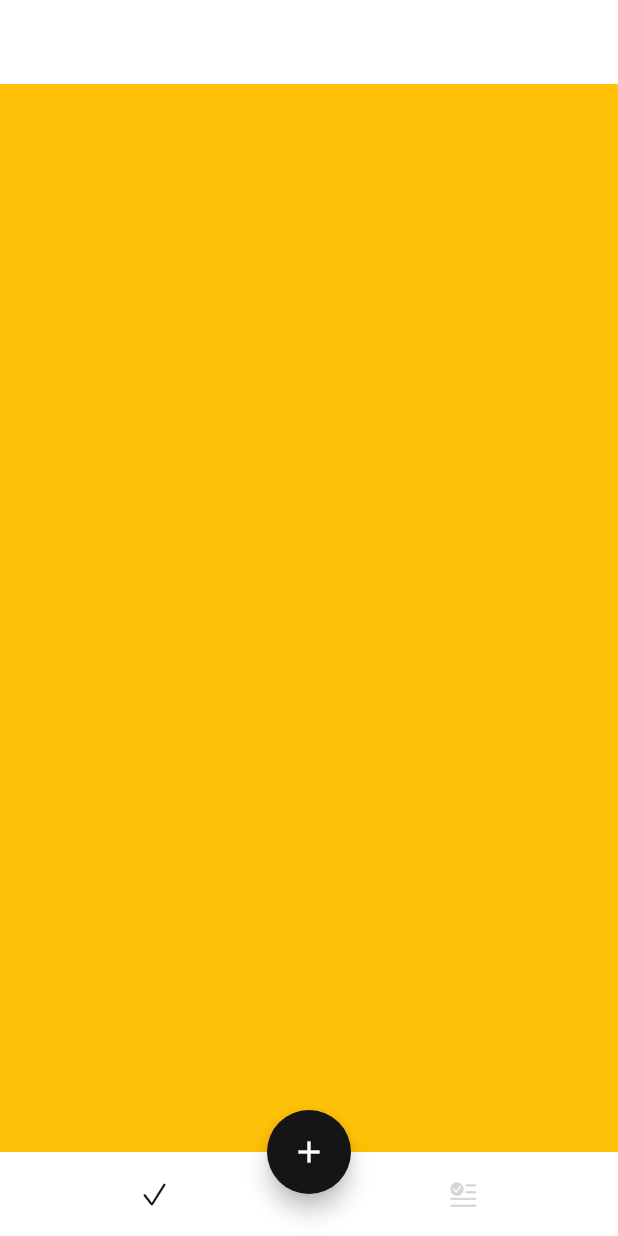
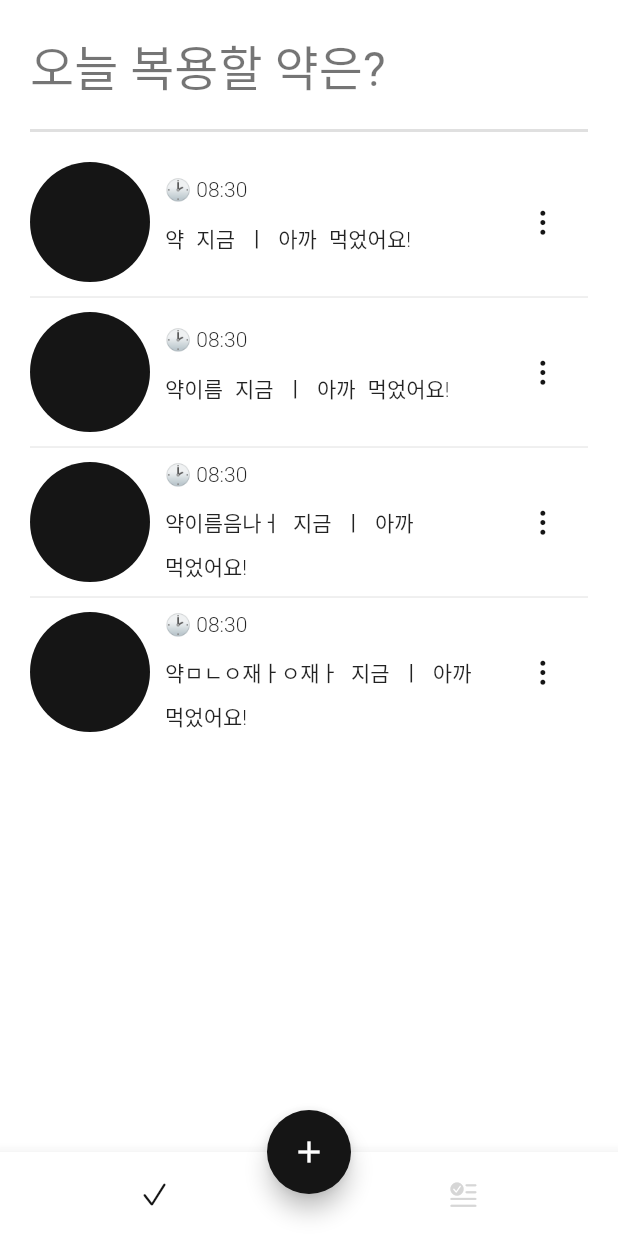
Before and after one commit to wogks/yakmu, a Flutter app: the screen it shows after launch, on a phone screen of 412 x 824 dp. Run offline on Flutter 3.47's test engine with Material 2 defaults, Android fonts, the phone set to English and light mode, and no system bars; our stand-ins replace flutter_local_notifications, flutter_native_timezone, hive, hive_flutter, image_picker, permission_handler and 1 more; accounts and stored records are empty; Roboto replaces fonts that are missing (GmarketSansTTF).

Commit message:
Feat: today page ui 작성

```diff
--- a/lib/domain/model/medicine_model.dart
+++ b/lib/domain/model/medicine_model.dart
@@ -3,7 +3,7 @@ import 'package:hive/hive.dart';
 part 'medicine_model.g.dart';
 
 @HiveType(typeId: 1)
-class MeidicineModel {
+class MeidicineModel extends HiveObject {
   MeidicineModel({
     required this.id,
     required this.name,
--- a/lib/presentation/home_page/home_page.dart
+++ b/lib/presentation/home_page/home_page.dart
@@ -2,6 +2,7 @@ import 'package:alyak/presentation/add_medicine_page/add_medicine_page.dart';
 import 'package:alyak/presentation/history_page/history_page.dart';
 import 'package:alyak/presentation/today_page/today_page.dart';
 import 'package:alyak/util/dory_colors.dart';
+import 'package:alyak/util/dory_constants.dart';
 import 'package:flutter/cupertino.dart';
 import 'package:flutter/material.dart';
 
@@ -15,7 +16,7 @@ class HomePage extends StatefulWidget {
 class _HomePageState extends State<HomePage> {
   int _currentIndex = 0;
   final _pages = [
-    const TodayPage(),
+    TodayPage(),
     const HistoryPage(),
   ];
 
@@ -23,24 +24,21 @@ class _HomePageState extends State<HomePage> {
   Widget build(BuildContext context) {
     return Container(
       color: Colors.white,
-      child: SafeArea(
-        top: false,
-        child: Scaffold(
-          appBar: AppBar(),
-          body: _pages[_currentIndex],
-          floatingActionButton: FloatingActionButton(
-              onPressed: _onAddMedicine, child: const Icon(Icons.add)),
-          floatingActionButtonLocation:
-              FloatingActionButtonLocation.centerDocked,
-          bottomNavigationBar: _buildBottomAppbar(),
+      child: Scaffold(
+        body: Padding(
+          padding: pagePadding,
+          child: SafeArea(child: _pages[_currentIndex]),
         ),
+        floatingActionButton: FloatingActionButton(
+            onPressed: _onAddMedicine, child: const Icon(Icons.add)),
+        floatingActionButtonLocation: FloatingActionButtonLocation.centerDocked,
+        bottomNavigationBar: _buildBottomAppbar(),
       ),
     );
   }
 
   BottomAppBar _buildBottomAppbar() {
     return BottomAppBar(
-      elevation: 0,
       child: Container(
         height: kBottomNavigationBarHeight,
         color: Colors.white,
--- a/lib/presentation/today_page/today_page.dart
+++ b/lib/presentation/today_page/today_page.dart
@@ -1,12 +1,122 @@
+import 'package:alyak/util/dory_constants.dart';
+import 'package:flutter/cupertino.dart';
 import 'package:flutter/material.dart';
 
 class TodayPage extends StatelessWidget {
-  const TodayPage({super.key});
+  TodayPage({super.key});
+  final list = [
+    '약',
+    '약이름',
+    '약이름음나ㅓ',
+    '약ㅁㄴㅇ재ㅏㅇ재ㅏ',
+  ];
 
   @override
   Widget build(BuildContext context) {
-    return Container(
-      color: Colors.amber,
+    return Column(
+      crossAxisAlignment: CrossAxisAlignment.start,
+      children: [
+        Text(
+          '오늘 복용할 약은?',
+          style: Theme.of(context).textTheme.headline4,
+        ),
+        const SizedBox(height: regularSpace),
+        const Divider(height: 1, thickness: 2.0), //리스트부에서 짝 끊어줌
+        Expanded(
+            child: ListView.separated(
+          padding: const EdgeInsets.symmetric(vertical: regularSpace),
+          separatorBuilder: (context, index) {
+            return const Divider(height: regularSpace);
+          },
+          itemCount: list.length,
+          itemBuilder: (context, index) {
+            return MedicineListTile(name: list[index]);
+          },
+        ))
+      ],
     );
   }
 }
+
+class MedicineListTile extends StatelessWidget {
+  const MedicineListTile({
+    Key? key,
+    required this.name,
+  }) : super(key: key);
+
+  final String name;
+
+  @override
+  Widget build(BuildContext context) {
+    final textStyle = Theme.of(context).textTheme.bodyText2;
+    return Row(
+      children: [
+        CupertinoButton(
+          padding: EdgeInsets.zero,
+          onPressed: () {},
+          child: const CircleAvatar(
+            radius: 40,
+          ),
+        ),
+        const SizedBox(
+          width: smallSpace,
+        ),
+        Expanded(
+          child: Column(
+            crossAxisAlignment: CrossAxisAlignment.start,
+            children: [
+              Text('🕑 08:30', style: textStyle),
+              const SizedBox(height: 6),
+              Wrap(
+                crossAxisAlignment: WrapCrossAlignment.center,
+                children: [
+                  Text(name, style: textStyle),
+                  TileActionButton(
+                    onTap: () {},
+                    title: '지금',
+                  ),
+                  Text('ㅣ', style: textStyle),
+                  TileActionButton(
+                    onTap: () {},
+                    title: '아까',
+                  ),
+                  Text('먹었어요!', style: textStyle),
+                ],
+              )
+            ],
+          ),
+        ),
+        CupertinoButton(
+          onPressed: () {},
+          child: const Icon(CupertinoIcons.ellipsis_vertical),
+        )
+      ],
+    );
+  }
+}
+
+class TileActionButton extends StatelessWidget {
+  const TileActionButton({
+    Key? key,
+    required this.onTap,
+    required this.title,
+  }) : super(key: key);
+
+  final VoidCallback onTap;
+  final String title;
+
+  @override
+  Widget build(BuildContext context) {
+    final buttonTextStyle = Theme.of(context)
+        .textTheme
+        .bodyText2
+        ?.copyWith(fontWeight: FontWeight.w500);
+    return GestureDetector(
+      onTap: onTap,
+      child: Padding(
+        padding: const EdgeInsets.all(8.0),
+        child: Text(title, style: buttonTextStyle),
+      ),
+    );
+  }
+}
```
